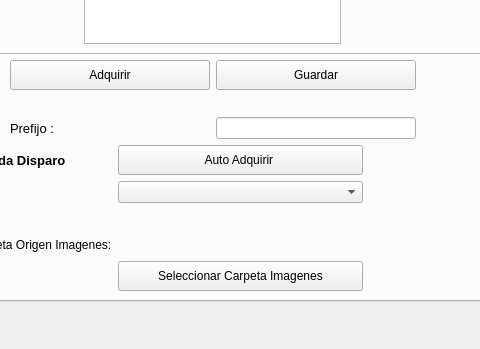
Old version of the form Laboratorio/ui/ventanaPrincipal.ui in the repository danielzanelli/CCHEN; both pictures show x 473 to 953 and y 230 to 579 of the 1109 by 579 pixel window.
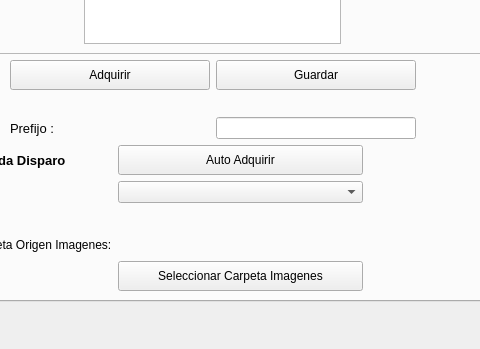
New version of the form. The open tabs and pages were chosen to show the change. Custom widgets are drawn as their Qt base class.

Diff of the .ui file:
```diff
--- a/Laboratorio/ui/ventanaPrincipal.ui
+++ b/Laboratorio/ui/ventanaPrincipal.ui
@@ -1858,7 +1858,7 @@
             <enum>Qt::LayoutDirection::LeftToRight</enum>
            </property>
            <property name="text">
-            <string>Auto Adquirir </string>
+            <string>Auto Adquirir</string>
            </property>
           </widget>
          </item>
```
